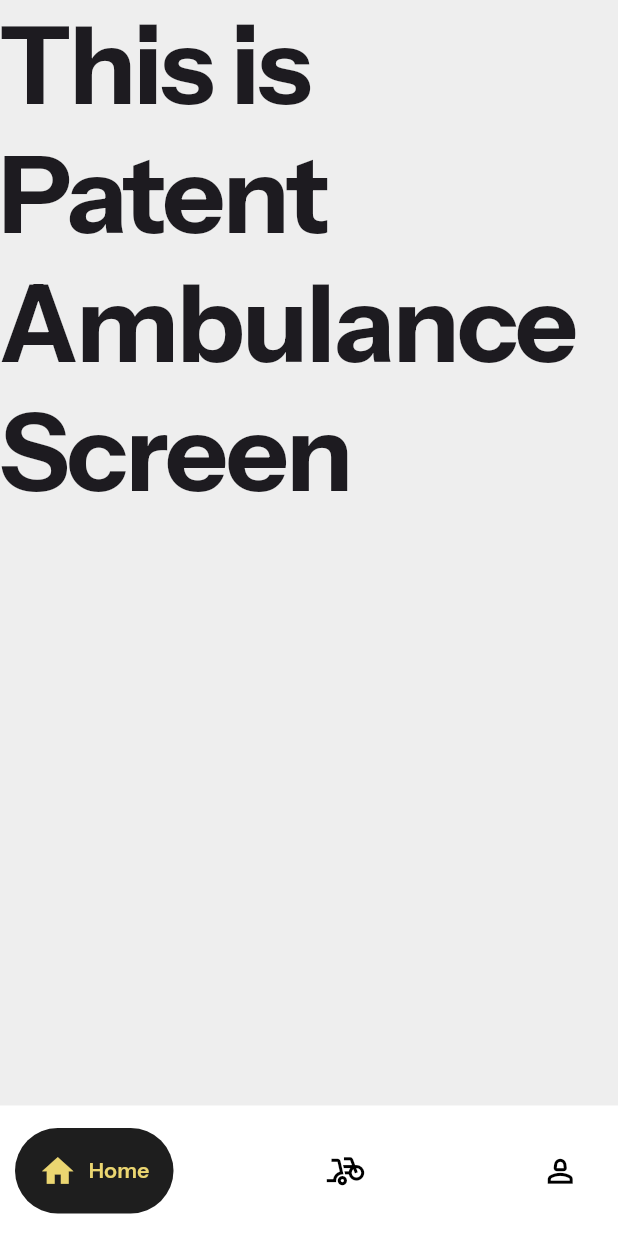
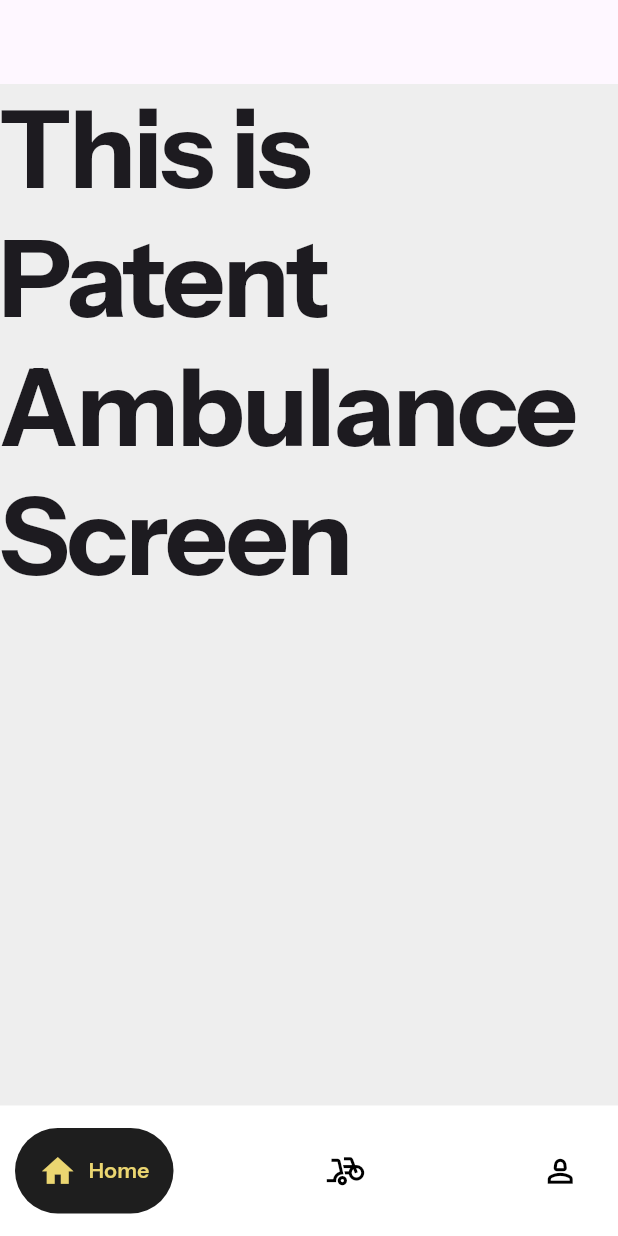
Before and after one commit to muhammedalima/HackerverseMedCave, a Flutter app: the screen it shows after launch, on a phone screen of 412 x 824 dp. Run offline on Flutter 3.47's test engine with Material 3 defaults, Android fonts, the phone set to English and light mode, and no system bars; drawn by our look-alikes of google_nav_bar; our stand-ins replace flutter_animate, flutter_svg, google_fonts.

```diff
--- a/lib/main.dart
+++ b/lib/main.dart
@@ -12,6 +12,7 @@ class MyApp extends StatelessWidget {
   @override
   Widget build(BuildContext context) {
     return  MaterialApp(
+       debugShowCheckedModeBanner: false,
       theme: AppTheme.theme,
       home: const SplashScreen(),
     );
--- a/lib/presentation/homescreen/AmbulanceScreenUser/pages/AmbulanceScreenUser.dart
+++ b/lib/presentation/homescreen/AmbulanceScreenUser/pages/AmbulanceScreenUser.dart
@@ -7,6 +7,7 @@ class Ambulancescreenuser extends StatelessWidget {
   @override
   Widget build(BuildContext context) {
     return Scaffold(
+      appBar: AppBar(),
       body: Text(
         'This is Patent Ambulance Screen',
         style: FontStyles.titleHero,
```
